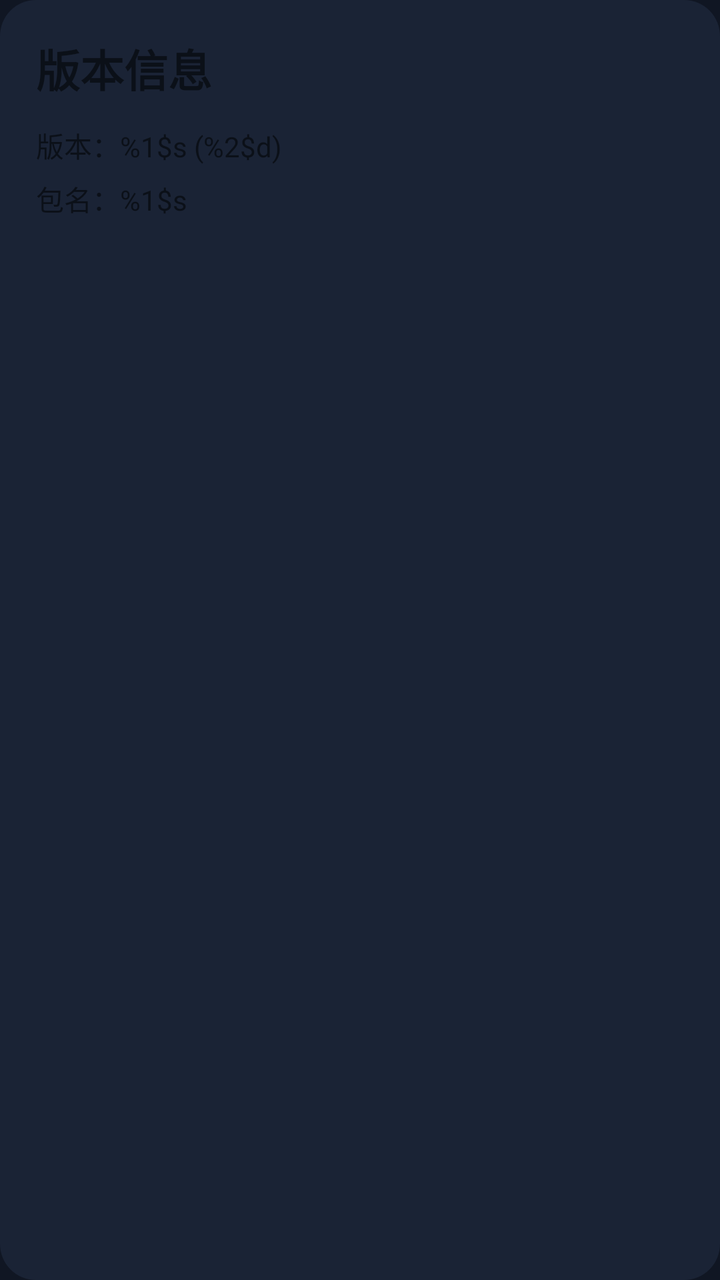
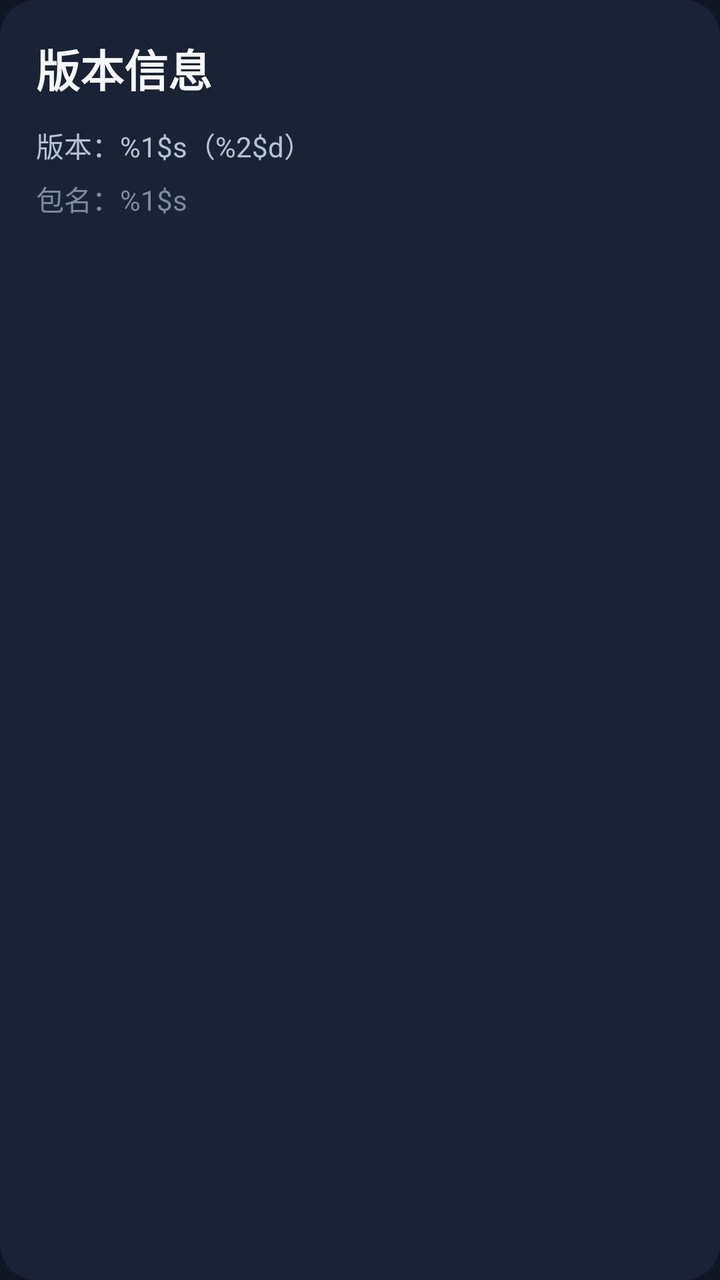

Compare the two renders of this Android layout. The source of the first and the diff that turns it into the second are given below.
<!-- AndroidManifest.xml: another module's application theme Theme.CarAppStore -->
<!-- res/layout/include_version_info_panel.xml -->
<?xml version="1.0" encoding="utf-8"?>
<LinearLayout xmlns:android="http://schemas.android.com/apk/res/android"
    android:layout_width="match_parent"
    android:layout_height="wrap_content"
    android:layout_marginTop="@dimen/spacing_14dp"
    android:background="@drawable/bg_panel"
    android:orientation="vertical"
    android:padding="@dimen/spacing_18dp">

    <TextView
        android:layout_width="match_parent"
        android:layout_height="wrap_content"
        android:text="@string/ui_debug_version_info"
        android:textSize="@dimen/text_xl"
        android:textStyle="bold" />

    <TextView
        android:id="@+id/tvVersionInfo"
        android:layout_width="match_parent"
        android:layout_height="wrap_content"
        android:layout_marginTop="@dimen/spacing_12dp"
        android:text="@string/ui_debug_version_format"
        android:textSize="@dimen/text_sm" />

    <TextView
        android:id="@+id/tvPackageName"
        android:layout_width="match_parent"
        android:layout_height="wrap_content"
        android:layout_marginTop="@dimen/spacing_6dp"
        android:text="@string/ui_debug_package_format"
        android:textSize="@dimen/text_sm" />
</LinearLayout>
<!-- resources referenced by this layout -->
<resources>
  <dimen name="spacing_12dp">12dp</dimen>
  <dimen name="spacing_14dp">14dp</dimen>
  <dimen name="spacing_18dp">18dp</dimen>
  <dimen name="spacing_6dp">6dp</dimen>
  <dimen name="text_sm">14sp</dimen>
  <dimen name="text_xl">22sp</dimen>
  <!-- drawable bg_panel (drawable) -->
  <shape xmlns:android="http://schemas.android.com/apk/res/android">
      <solid android:color="@color/car_surface" />
      <corners android:radius="18dp" />
  </shape>
  <string name="ui_debug_package_format">包名：%1$s</string>
  <string name="ui_debug_version_format">版本：%1$s (%2$d)</string>
  <string name="ui_debug_version_info">版本信息</string>
  <style name="Theme.CarAppStore" parent="Theme.MaterialComponents.DayNight.NoActionBar">
          <item name="colorPrimary">@color/car_primary</item>
          <item name="colorPrimaryVariant">@color/car_primary_dark</item>
          <item name="colorOnPrimary">@color/car_text_primary</item>
          <item name="colorSecondary">@color/car_accent</item>
          <item name="colorSecondaryVariant">@color/teal_700</item>
          <item name="colorOnSecondary">@color/car_bg</item>
          <item name="android:statusBarColor" tools:targetApi="l">@color/car_bg</item>
          <item name="android:navigationBarColor" tools:targetApi="l">@color/car_bg</item>
          <item name="android:windowBackground">@color/car_bg</item>
      </style>
  <color name="car_surface">#1A2335</color>
  <color name="car_primary">#4DA3FF</color>
  <color name="car_primary_dark">#2E7DE0</color>
  <color name="car_text_primary">#F5F7FA</color>
  <color name="car_accent">#5DE1B9</color>
  <color name="teal_700">#FF018786</color>
  <color name="car_bg">#101623</color>
</resources>

<!-- the commit's change to res/layout/include_version_info_panel.xml (unified diff, before → after) -->
@@ -11,6 +11,7 @@
         android:layout_width="match_parent"
         android:layout_height="wrap_content"
         android:text="@string/ui_debug_version_info"
+        android:textColor="@color/car_text_primary"
         android:textSize="@dimen/text_xl"
         android:textStyle="bold" />
 
@@ -20,6 +21,7 @@
         android:layout_height="wrap_content"
         android:layout_marginTop="@dimen/spacing_12dp"
         android:text="@string/ui_debug_version_format"
+        android:textColor="@color/car_text_secondary"
         android:textSize="@dimen/text_sm" />
 
     <TextView
@@ -28,5 +30,6 @@
         android:layout_height="wrap_content"
         android:layout_marginTop="@dimen/spacing_6dp"
         android:text="@string/ui_debug_package_format"
+        android:textColor="@color/car_text_hint"
         android:textSize="@dimen/text_sm" />
 </LinearLayout>
<!-- resource entries referenced after the edit -->
@@ -1,5 +1,6 @@
 <!-- resources referenced by this layout -->
 <resources>
+  <color name="car_text_hint">#7E8AA3</color>
   <dimen name="spacing_12dp">12dp</dimen>
   <dimen name="spacing_14dp">14dp</dimen>
   <dimen name="spacing_18dp">18dp</dimen>
@@ -12,7 +13,7 @@
       <corners android:radius="18dp" />
   </shape>
   <string name="ui_debug_package_format">包名：%1$s</string>
-  <string name="ui_debug_version_format">版本：%1$s (%2$d)</string>
+  <string name="ui_debug_version_format">版本：%1$s（%2$d）</string>
   <string name="ui_debug_version_info">版本信息</string>
   <style name="Theme.CarAppStore" parent="Theme.MaterialComponents.DayNight.NoActionBar">
           <item name="colorPrimary">@color/car_primary</item>
@@ -29,6 +30,7 @@
   <color name="car_primary">#4DA3FF</color>
   <color name="car_primary_dark">#2E7DE0</color>
   <color name="car_text_primary">#F5F7FA</color>
+  <color name="car_text_secondary">#B6C2D9</color>
   <color name="car_accent">#5DE1B9</color>
   <color name="teal_700">#FF018786</color>
   <color name="car_bg">#101623</color>
